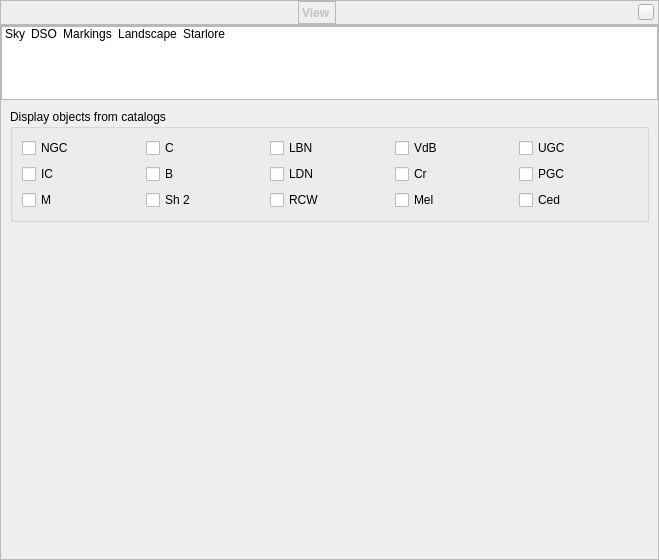
First picture: the form in src/gui/viewDialog.ui, repository 519984307/stellarium_src, before the edit.
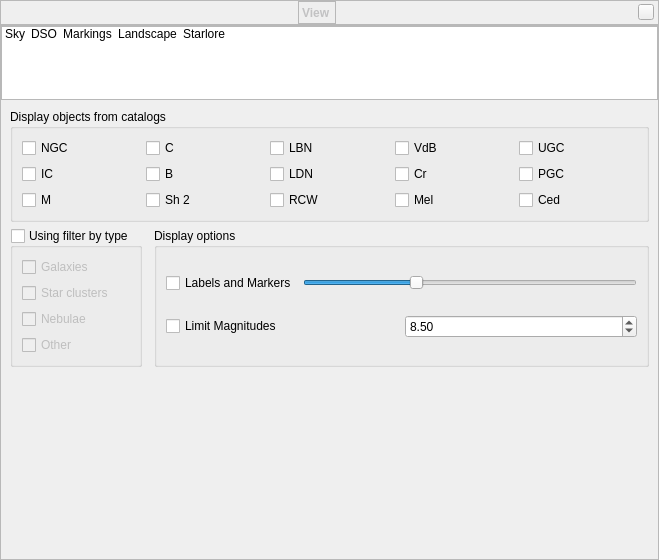
Second picture: the form after the edit. The open tabs and pages were chosen to show the change. Icons and pictures are not drawn. Custom widgets are drawn as their Qt base class.

Commit message: Implement filters by type of objects

What changed in the file:
```diff
--- a/src/gui/viewDialog.ui
+++ b/src/gui/viewDialog.ui
@@ -346,38 +346,6 @@
                </property>
               </widget>
              </item>
-             <item row="1" column="0">
-              <widget class="QCheckBox" name="nebulaLabelCheckBox">
-               <property name="toolTip">
-                <string>Labels and markers for deep-sky objects (star clusters, galaxies and nebulas)</string>
-               </property>
-               <property name="text">
-                <string comment="Deep-sky objects">DSOs</string>
-               </property>
-              </widget>
-             </item>
-             <item row="1" column="1">
-              <widget class="QSlider" name="nebulasLabelsHorizontalSlider">
-               <property name="sizePolicy">
-                <sizepolicy hsizetype="Preferred" vsizetype="Fixed">
-                 <horstretch>0</horstretch>
-                 <verstretch>0</verstretch>
-                </sizepolicy>
-               </property>
-               <property name="minimumSize">
-                <size>
-                 <width>180</width>
-                 <height>0</height>
-                </size>
-               </property>
-               <property name="value">
-                <number>33</number>
-               </property>
-               <property name="orientation">
-                <enum>Qt::Horizontal</enum>
-               </property>
-              </widget>
-             </item>
             </layout>
            </widget>
           </item>
@@ -1086,62 +1054,6 @@
                </property>
               </widget>
              </item>
-             <item row="2" column="1">
-              <widget class="QDoubleSpinBox" name="nebulaLimitMagnitudeDoubleSpinBox">
-               <property name="sizePolicy">
-                <sizepolicy hsizetype="Minimum" vsizetype="Fixed">
-                 <horstretch>0</horstretch>
-                 <verstretch>0</verstretch>
-                </sizepolicy>
-               </property>
-               <property name="minimumSize">
-                <size>
-                 <width>0</width>
-                 <height>0</height>
-                </size>
-               </property>
-               <property name="maximumSize">
-                <size>
-                 <width>70</width>
-                 <height>16777215</height>
-                </size>
-               </property>
-               <property name="frame">
-                <bool>true</bool>
-               </property>
-               <property name="alignment">
-                <set>Qt::AlignCenter</set>
-               </property>
-               <property name="buttonSymbols">
-                <enum>QAbstractSpinBox::UpDownArrows</enum>
-               </property>
-               <property name="decimals">
-                <number>2</number>
-               </property>
-               <property name="minimum">
-                <double>3.000000000000000</double>
-               </property>
-               <property name="maximum">
-                <double>21.000000000000000</double>
-               </property>
-               <property name="singleStep">
-                <double>0.250000000000000</double>
-               </property>
-               <property name="value">
-                <double>8.500000000000000</double>
-               </property>
-              </widget>
-             </item>
-             <item row="2" column="0">
-              <widget class="QCheckBox" name="nebulaLimitMagnitudeCheckBox">
-               <property name="toolTip">
-                <string>Limit the magnitude of deep-sky objects (star clusters, galaxies and nebulas)</string>
-               </property>
-               <property name="text">
-                <string comment="Deep-sky objects">DSOs</string>
-               </property>
-              </widget>
-             </item>
              <item row="1" column="1">
               <widget class="QDoubleSpinBox" name="starLimitMagnitudeDoubleSpinBox">
                <property name="sizePolicy">
@@ -1195,7 +1107,77 @@
         </widget>
         <widget class="QWidget" name="page_DSO">
          <layout class="QGridLayout" name="gridLayout_11">
-          <item row="0" column="0">
+          <item row="2" column="0">
+           <spacer name="verticalSpacer_3">
+            <property name="orientation">
+             <enum>Qt::Vertical</enum>
+            </property>
+            <property name="sizeHint" stdset="0">
+             <size>
+              <width>20</width>
+              <height>40</height>
+             </size>
+            </property>
+           </spacer>
+          </item>
+          <item row="1" column="2">
+           <widget class="QGroupBox" name="groupBoxDSODisplayOptions">
+            <property name="title">
+             <string>Display options</string>
+            </property>
+            <layout class="QGridLayout" name="gridLayout_12">
+             <item row="1" column="0">
+              <layout class="QHBoxLayout" name="horizontalLayout_12">
+               <item>
+                <widget class="QCheckBox" name="nebulaLimitMagnitudeCheckBox">
+                 <property name="text">
+                  <string>Limit Magnitudes</string>
+                 </property>
+                </widget>
+               </item>
+               <item>
+                <widget class="QDoubleSpinBox" name="nebulaLimitMagnitudeDoubleSpinBox">
+                 <property name="minimum">
+                  <double>3.000000000000000</double>
+                 </property>
+                 <property name="maximum">
+                  <double>21.000000000000000</double>
+                 </property>
+                 <property name="singleStep">
+                  <double>0.250000000000000</double>
+                 </property>
+                 <property name="value">
+                  <double>8.500000000000000</double>
+                 </property>
+                </widget>
+               </item>
+              </layout>
+             </item>
+             <item row="0" column="0">
+              <layout class="QHBoxLayout" name="horizontalLayout_7">
+               <item>
+                <widget class="QCheckBox" name="nebulaLabelCheckBox">
+                 <property name="text">
+                  <string>Labels and Markers</string>
+                 </property>
+                </widget>
+               </item>
+               <item>
+                <widget class="QSlider" name="nebulasLabelsHorizontalSlider">
+                 <property name="value">
+                  <number>33</number>
+                 </property>
+                 <property name="orientation">
+                  <enum>Qt::Horizontal</enum>
+                 </property>
+                </widget>
+               </item>
+              </layout>
+             </item>
+            </layout>
+           </widget>
+          </item>
+          <item row="0" column="0" colspan="3">
            <widget class="QGroupBox" name="groupDSOCatalogs">
             <property name="title">
              <string>Display objects from catalogs</string>
@@ -1400,17 +1382,62 @@
            </widget>
           </item>
           <item row="1" column="0">
-           <spacer name="verticalSpacer_3">
-            <property name="orientation">
-             <enum>Qt::Vertical</enum>
+           <widget class="QGroupBox" name="groupBoxDSOTypeFilters">
+            <property name="title">
+             <string>Using filter by type</string>
             </property>
-            <property name="sizeHint" stdset="0">
-             <size>
-              <width>20</width>
-              <height>40</height>
-             </size>
+            <property name="flat">
+             <bool>true</bool>
             </property>
-           </spacer>
+            <property name="checkable">
+             <bool>true</bool>
+            </property>
+            <property name="checked">
+             <bool>false</bool>
+            </property>
+            <layout class="QGridLayout" name="gridLayout_13">
+             <item row="0" column="0">
+              <widget class="QCheckBox" name="checkBoxGalaxiesType">
+               <property name="text">
+                <string>Galaxies</string>
+               </property>
+               <attribute name="buttonGroup">
+                <string notr="true">buttonGroupDisplayedDSOTypes</string>
+               </attribute>
+              </widget>
+             </item>
+             <item row="1" column="0">
+              <widget class="QCheckBox" name="checkBoxStarClustersType">
+               <property name="text">
+                <string>Star clusters</string>
+               </property>
+               <attribute name="buttonGroup">
+                <string notr="true">buttonGroupDisplayedDSOTypes</string>
+               </attribute>
+              </widget>
+             </item>
+             <item row="2" column="0">
+              <widget class="QCheckBox" name="checkBoxNebulaeType">
+               <property name="text">
+                <string>Nebulae</string>
+               </property>
+               <attribute name="buttonGroup">
+                <string notr="true">buttonGroupDisplayedDSOTypes</string>
+               </attribute>
+              </widget>
+             </item>
+             <item row="3" column="0">
+              <widget class="QCheckBox" name="checkBoxOtherType">
+               <property name="text">
+                <string>Other</string>
+               </property>
+               <attribute name="buttonGroup">
+                <string notr="true">buttonGroupDisplayedDSOTypes</string>
+               </attribute>
+              </widget>
+             </item>
+            </layout>
+           </widget>
           </item>
          </layout>
         </widget>
```
Left out of the diff: 11 changed lines with no effect on the pictures. The commit also changes 7 other files.
